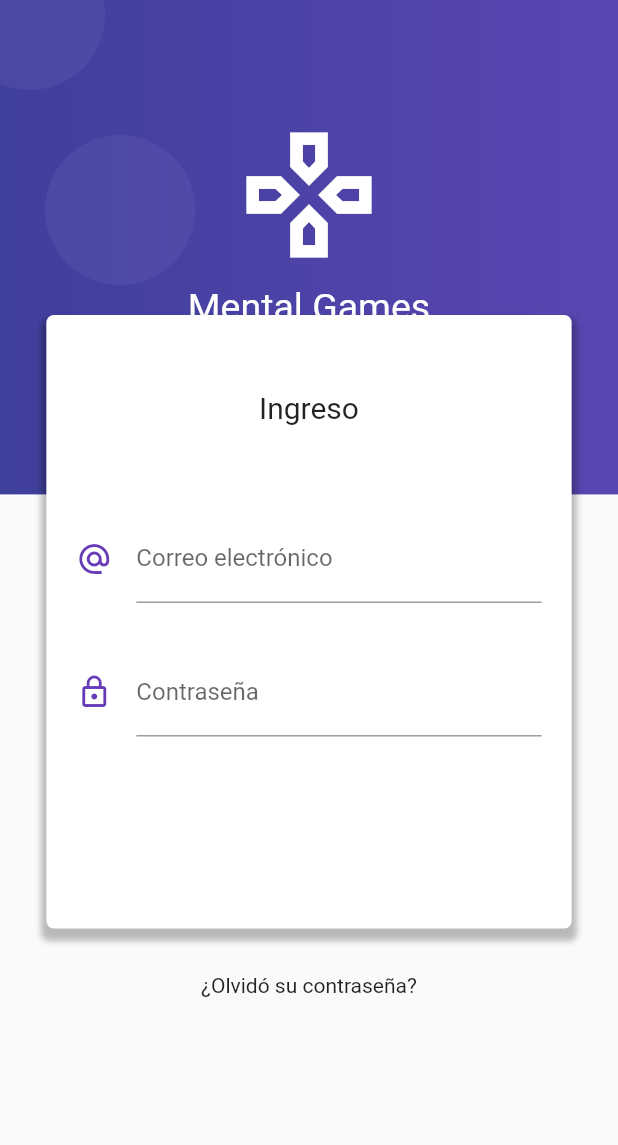
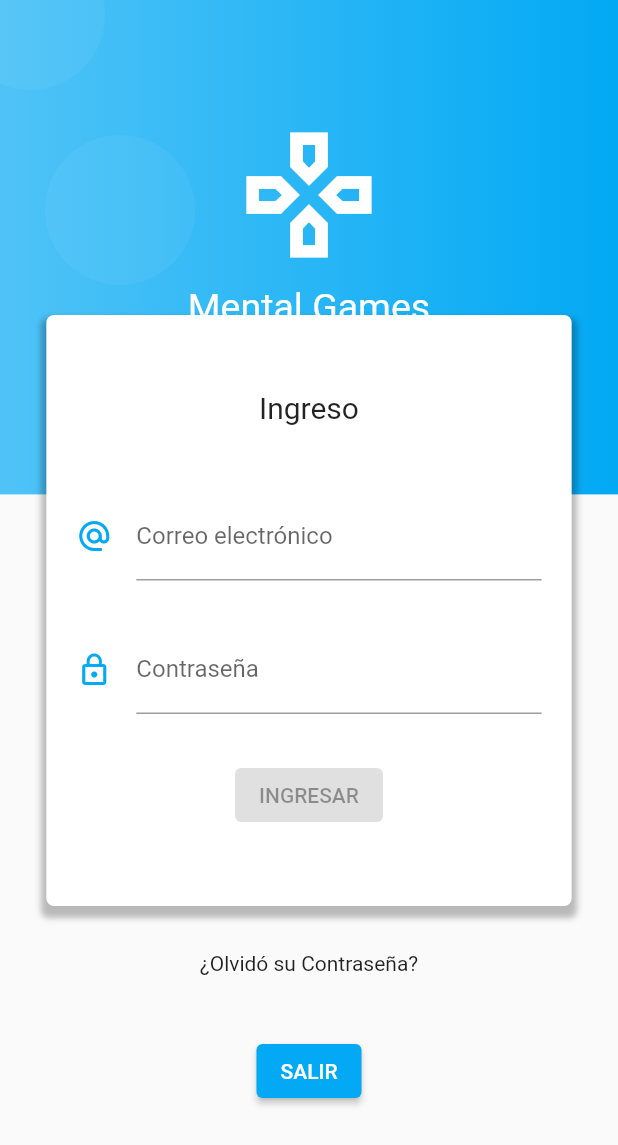
Before and after one commit to edgarbasurto/Proyecto-DAM-P2, a Flutter app: the screen it shows after launch, on a phone screen of 412 x 824 dp. Shown: the top 1145 px of the screen. Run offline on Flutter 3.47's test engine with Material 2 defaults, Android fonts, the light colour scheme and no system bars; our stand-ins replace rxdart.

Commit message:
presenteacion
Corrección de visualización

```diff
--- a/lib/main.dart
+++ b/lib/main.dart
@@ -13,13 +13,13 @@ class MyApp extends StatelessWidget {
     return Provider(
       child: MaterialApp(
         debugShowCheckedModeBanner: false,
-        title: 'Material App',
+        title: 'MentalGames',
         initialRoute: 'login',
         routes: {
           'login': (BuildContext context) => LoginPage(),
           'home': (BuildContext context) => HomePage(),
         },
-        theme: ThemeData(primaryColor: Colors.deepPurple),
+        theme: ThemeData(primaryColor: Colors.lightBlue),
       ),
     );
   }
--- a/lib/src/bloc/login_bloc.dart
+++ b/lib/src/bloc/login_bloc.dart
@@ -15,6 +15,8 @@ class LoginBloc with Validators {
   Stream<bool> get formValidStream =>
       Rx.combineLatest2(emailStream, passwordStream, (e, p) => true);
 
+  Stream<bool> get salirValidStream => Stream.value(true);
+
   // Insertar valores al Stream
   Function(String) get changeEmail => _emailController.sink.add;
   Function(String) get changePassword => _passwordController.sink.add;
--- a/lib/src/pages/login_page.dart
+++ b/lib/src/pages/login_page.dart
@@ -1,4 +1,7 @@
+import 'dart:io';
+
 import 'package:flutter/material.dart';
+import 'package:flutter/services.dart';
 import 'package:proyecto_dam_p2/src/bloc/provider.dart';
 
 class LoginPage extends StatelessWidget {
@@ -39,22 +42,20 @@ class LoginPage extends StatelessWidget {
                       offset: Offset(0.0, 5.0),
                       spreadRadius: 3.0)
                 ]),
-            child: Column(
-              children: <Widget>[
-                Text('Ingreso', style: TextStyle(fontSize: 20.0)),
-                SizedBox(height: 60.0),
-                _crearEmail(bloc),
-                SizedBox(height: 30.0),
-                _crearPassword(bloc),
-                SizedBox(height: 30.0),
-                _crearBoton(bloc)
-              ],
-            ),
+            child: Column(children: <Widget>[
+              Text('Ingreso', style: TextStyle(fontSize: 20.0)),
+              SizedBox(height: 45.0),
+              _crearEmail(bloc),
+              SizedBox(height: 30.0),
+              _crearPassword(bloc),
+              SizedBox(height: 30.0),
+              _IngresarBoton(bloc),
+            ]),
           ),
-          Text('¿Olvidó su contraseña?'),
-          SizedBox(
-            height: 100.0,
-          )
+          Text('¿Olvidó su Contraseña?'),
+          SizedBox(height: 40.0),
+          _SalirBoton(bloc),
+          SizedBox(height: 100.0),
         ],
       ),
     );
@@ -69,7 +70,7 @@ class LoginPage extends StatelessWidget {
             child: TextField(
               keyboardType: TextInputType.emailAddress,
               decoration: InputDecoration(
-                icon: Icon(Icons.alternate_email, color: Colors.deepPurple),
+                icon: Icon(Icons.alternate_email, color: Colors.lightBlue),
                 hintText: 'ejemplo@correo.com',
                 labelText: 'Correo electrónico',
                 counterText: snapshot.data,
@@ -90,7 +91,7 @@ class LoginPage extends StatelessWidget {
           child: TextField(
             obscureText: true,
             decoration: InputDecoration(
-              icon: Icon(Icons.lock_outline, color: Colors.deepPurple),
+              icon: Icon(Icons.lock_outline, color: Colors.lightBlue),
               labelText: 'Contraseña',
               counterText: snapshot.data,
               //errorText: snapshot.error.toString()
@@ -102,27 +103,50 @@ class LoginPage extends StatelessWidget {
     );
   }
 
-  Widget _crearBoton(LoginBloc bloc) {
+  Widget _IngresarBoton(LoginBloc bloc) {
     return StreamBuilder(
       stream: bloc.formValidStream,
       builder: (BuildContext context, AsyncSnapshot snapshot) {
-        return MaterialButton(
-          child: Container(
-            padding: EdgeInsets.symmetric(horizontal: 80.0, vertical: 15.0),
-            child: Text('Ingresar'),
+        return ElevatedButton(
+          child: Text("Ingresar".toUpperCase(), style: TextStyle(fontSize: 14)),
+          style: ElevatedButton.styleFrom(
+            foregroundColor: Colors.white,
+            backgroundColor: Colors.lightBlue,
           ),
-          shape:
-              RoundedRectangleBorder(borderRadius: BorderRadius.circular(5.0)),
-          elevation: 0.0,
-          color: Colors.deepPurple,
-          textColor: Colors.white,
+          // shape:
+          //     RoundedRectangleBorder( borderRadius: BorderRadius.circular(5.0)),
+
+          // color: Colors.lightBlue,
+          // textColor: Colors.black,
           onPressed: snapshot.hasData ? () => _login(bloc, context) : null,
         );
       },
     );
   }
 
+  Widget _SalirBoton(LoginBloc bloc) {
+    return StreamBuilder(
+      stream: bloc.salirValidStream,
+      builder: (BuildContext context, AsyncSnapshot snapshot) {
+        return ElevatedButton(
+          child: Text("Salir".toUpperCase(), style: TextStyle(fontSize: 14)),
+          style: ElevatedButton.styleFrom(
+            foregroundColor: Colors.white,
+            backgroundColor: Colors.lightBlue,
+          ),
+          // shape:
+          //     RoundedRectangleBorder( borderRadius: BorderRadius.circular(5.0)),
+
+          // color: Colors.lightBlue,
+          // textColor: Colors.black,
+          onPressed: snapshot.hasData ? () => _salir(bloc, context) : null,
+        );
+      },
+    );
+  }
+
   _login(LoginBloc bloc, BuildContext context) {
+    print(DateTime.now());
     print('============================');
     print('Email: ${bloc.email}');
     print('Password: ${bloc.password}');
@@ -130,16 +154,26 @@ class LoginPage extends StatelessWidget {
     Navigator.pushReplacementNamed(context, 'home');
   }
 
+  _salir(LoginBloc bloc, BuildContext context) {
+    print(DateTime.now());
+    print('============================');
+    print('Ud. ha salido del sistema:');
+    print('============================');
+    if (Platform.isAndroid) {
+      SystemNavigator.pop();
+    } else if (Platform.isIOS) {
+      exit(0);
+    }
+  }
+
   Widget _crearFondo(BuildContext context) {
     final size = MediaQuery.of(context).size;
-    final fondoMorado = Container(
+    final fondoAzul = Container(
       height: size.height * 0.4,
       width: double.infinity,
       decoration: BoxDecoration(
-          gradient: LinearGradient(colors: <Color>[
-        Color.fromRGBO(63, 63, 156, 1.0),
-        Color.fromRGBO(90, 70, 178, 1.0)
-      ])),
+          gradient: LinearGradient(
+              colors: <Color>[Colors.lightBlue.shade300, Colors.lightBlue])),
     );
 
     final circulo = Container(
@@ -152,7 +186,7 @@ class LoginPage extends StatelessWidget {
 
     return Stack(
       children: <Widget>[
-        fondoMorado,
+        fondoAzul,
         Positioned(top: 90.0, left: 30.0, child: circulo),
         Positioned(top: -40.0, left: -30.0, child: circulo),
         Positioned(bottom: -50.0, right: -10.0, child: circulo),
```
Also changed, not shown: lib/src/pages/home_page.dart (+42 -2 lines).
